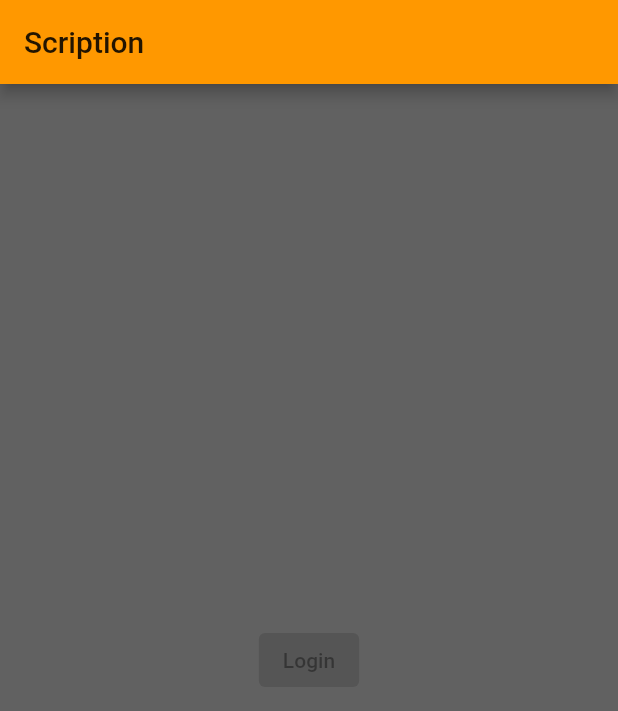
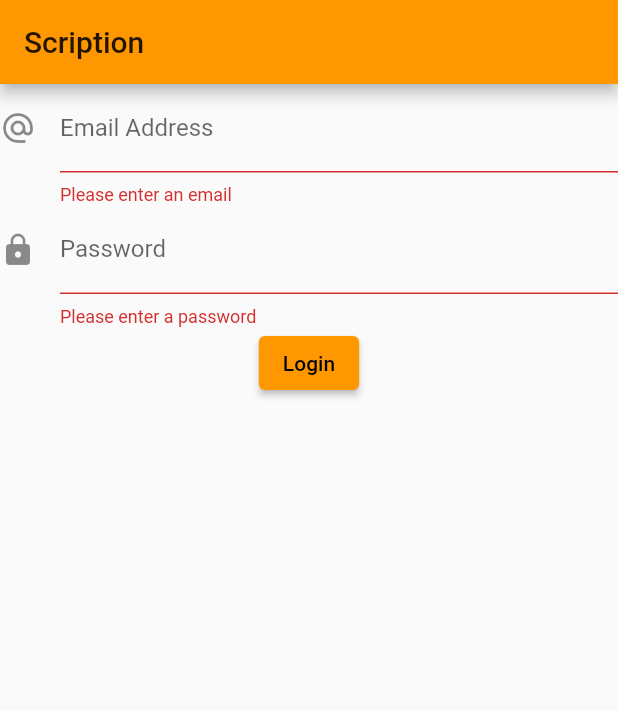
Before and after one commit to d44-scription/scription_mobile, a Flutter app: the screen it shows after launch, after a tap on "Login", on a phone screen of 412 x 824 dp. Shown: the top 711 px of the screen. Run offline on Flutter 3.47's test engine with Material 2 defaults, Android fonts, the phone set to English and light mode, and no system bars; our stand-ins replace dio.

```diff
--- a/lib/main.dart
+++ b/lib/main.dart
@@ -13,7 +13,6 @@ class MyApp extends StatelessWidget {
       theme: ThemeData(
         // Default theme styles
         primarySwatch: Colors.orange,
-        scaffoldBackgroundColor: Colors.grey[700],
       ),
       home: Home(title: 'Scription'),
     );
@@ -34,12 +33,16 @@ class Home extends StatefulWidget {
 
 class _HomeState extends State<Home> {
   bool _isLoginDisabled = false;
+  final _formKey = GlobalKey<FormState>();
 
   void _login() {
+    // If local validations pass...
+    if (_formKey.currentState.validate()) {
       setState(() {
         _isLoginDisabled = true;
       });
 
+      // If serverside validations pass...
       Http().login().then((value) {
         // Navigate to notebooks view
         Navigator.push(
@@ -50,6 +53,7 @@ class _HomeState extends State<Home> {
         });
       });
     }
+  }
 
   @override
   Widget build(BuildContext context) {
@@ -59,16 +63,35 @@ class _HomeState extends State<Home> {
         title: Text(widget.title),
       ),
       body: Center(
+          child: Form(
+        key: _formKey,
         child: Column(
-          mainAxisAlignment: MainAxisAlignment.center,
-          children: <Widget>[
+          children: [
+            TextFormField(
+              validator: (value) {
+                return value.isEmpty ? 'Please enter an email' : null;
+              },
+              decoration: const InputDecoration(
+                  labelText: "Email Address",
+                  icon: Icon(Icons.alternate_email)),
+            ),
+            TextFormField(
+              obscureText: true,
+              enableSuggestions: false,
+              autocorrect: false,
+              validator: (value) {
+                return value.isEmpty ? 'Please enter a password' : null;
+              },
+              decoration: const InputDecoration(
+                  labelText: "Password", icon: Icon(Icons.lock)),
+            ),
             ElevatedButton(
               onPressed: _isLoginDisabled ? null : _login,
               child: Text('Login'),
             ),
           ],
         ),
-      ),
+      )),
     );
   }
 }
```
Lines whose indentation alone changed are shown as unchanged.
